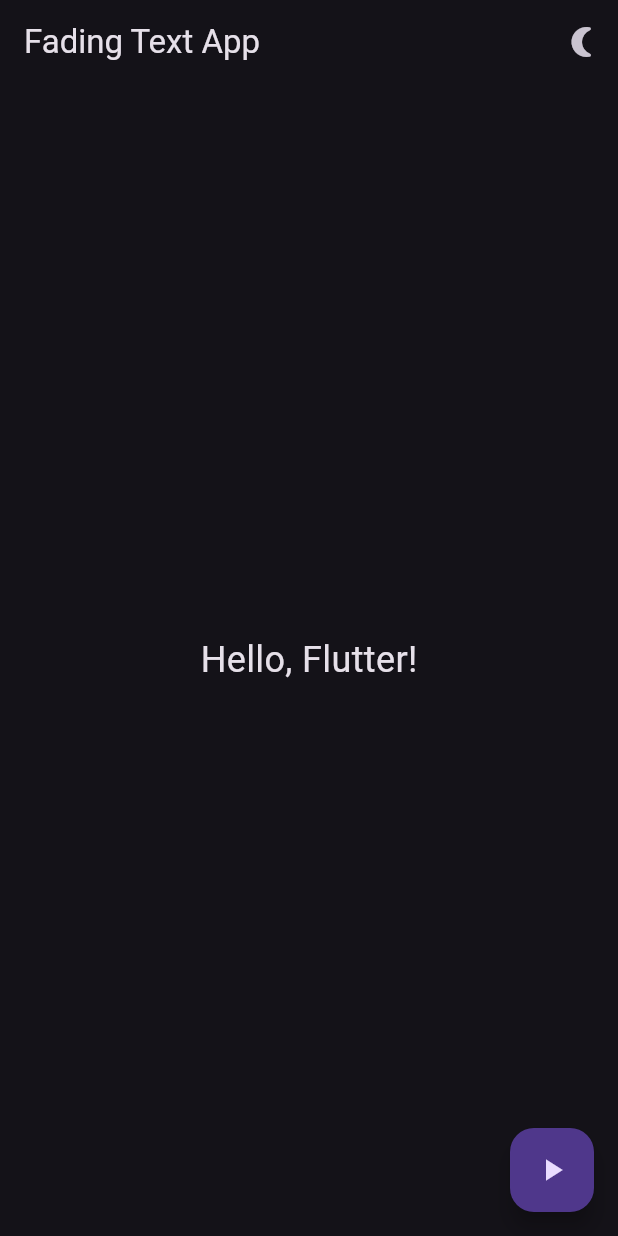
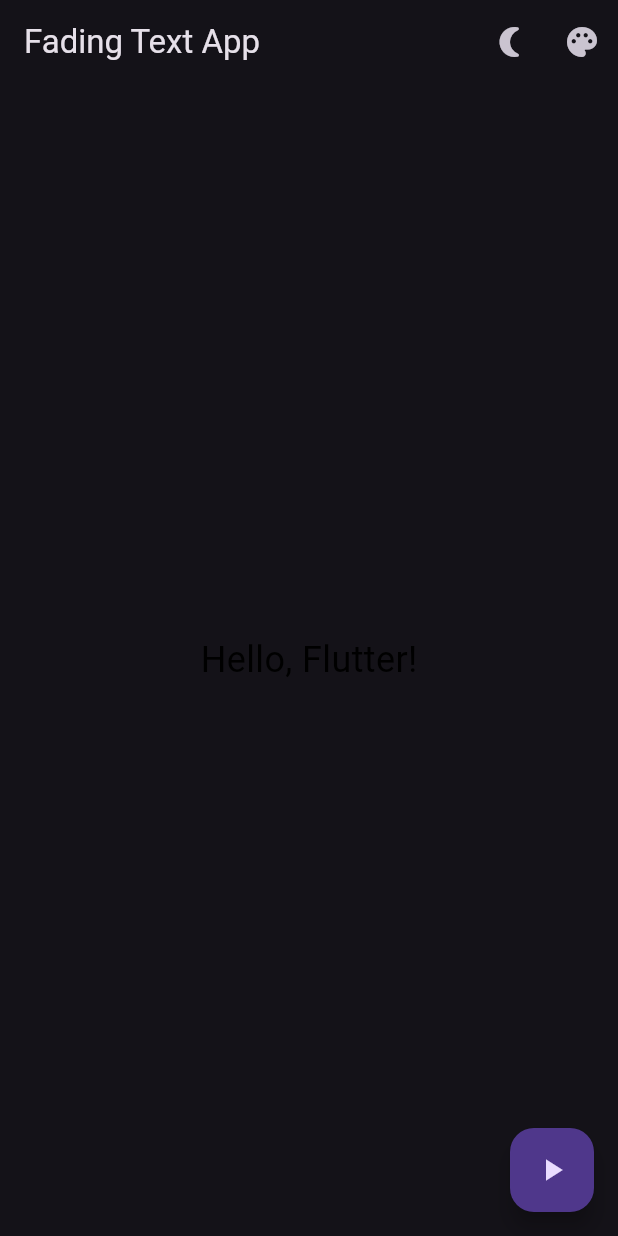
Before and after one commit to anguyen221/fading_text_app, a Flutter app: the screen it shows after launch, after a tap on the "wb sunny" icon, on a phone screen of 412 x 824 dp. Run offline on Flutter 3.47's test engine with Material 3 defaults, Android fonts, the phone set to English and light mode, and no system bars; our stand-ins replace flutter_colorpicker.

Commit message:
Added color picker for text

```diff
--- a/lib/main.dart
+++ b/lib/main.dart
@@ -1,4 +1,5 @@
 import 'package:flutter/material.dart';
+import 'package:flutter_colorpicker/flutter_colorpicker.dart';
 
 void main() {
   runApp(const MyApp());
@@ -28,6 +29,7 @@ class FadingTextScreen extends StatefulWidget {
 class _FadingTextScreenState extends State<FadingTextScreen> {
   bool _isVisible = true;
   bool _isDarkMode = false;
+  Color _textColor = Colors.black;
   PageController _pageController = PageController();
 
   void toggleVisibility() {
@@ -40,6 +42,31 @@ class _FadingTextScreenState extends State<FadingTextScreen> {
     setState(() {
       _isDarkMode = !_isDarkMode;
     });
+  }
+
+  void pickColor() {
+    showDialog(
+      context: context,
+      builder: (context) => AlertDialog(
+        title: const Text('Pick a color'),
+        content: SingleChildScrollView(
+          child: ColorPicker(
+            pickerColor: _textColor,
+            onColorChanged: (color) {
+              setState(() {
+                _textColor = color;
+              });
+            },
+          ),
+        ),
+        actions: [
+          TextButton(
+            child: const Text('Done'),
+            onPressed: () => Navigator.of(context).pop(),
+          ),
+        ],
+      ),
+    );
   }
 
   @override
@@ -56,6 +83,10 @@ class _FadingTextScreenState extends State<FadingTextScreen> {
               icon: Icon(_isDarkMode ? Icons.nightlight_round : Icons.wb_sunny),
               onPressed: toggleTheme,
             ),
+            IconButton(
+              icon: const Icon(Icons.palette),
+              onPressed: pickColor,
+            ),
           ],
         ),
         body: PageView(
@@ -65,9 +96,9 @@ class _FadingTextScreenState extends State<FadingTextScreen> {
               child: AnimatedOpacity(
                 opacity: _isVisible ? 1.0 : 0.0,
                 duration: const Duration(seconds: 1),
-                child: const Text(
+                child: Text(
                   'Hello, Flutter!',
-                  style: TextStyle(fontSize: 24),
+                  style: TextStyle(fontSize: 24, color: _textColor),
                 ),
               ),
             ),
@@ -75,9 +106,9 @@ class _FadingTextScreenState extends State<FadingTextScreen> {
               child: AnimatedOpacity(
                 opacity: _isVisible ? 1.0 : 0.0,
                 duration: const Duration(seconds: 2),
-                child: const Text(
+                child: Text(
                   'Hello, Flutter (Again)!',
-                  style: TextStyle(fontSize: 24),
+                  style: TextStyle(fontSize: 24, color: _textColor),
                 ),
               ),
             ),
--- a/pubspec.yaml
+++ b/pubspec.yaml
@@ -34,6 +34,7 @@ dependencies:
   # The following adds the Cupertino Icons font to your application.
   # Use with the CupertinoIcons class for iOS style icons.
   cupertino_icons: ^1.0.8
+  flutter_colorpicker: ^1.1.0
 
 dev_dependencies:
   flutter_test:
```
Also changed, not shown: pubspec.lock.
